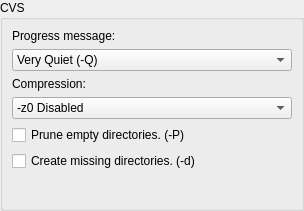
Before: the Qt Designer form plugins/cvsplugin/ui/customize.ui in phoenix741/xinx, drawn with Qt 5.
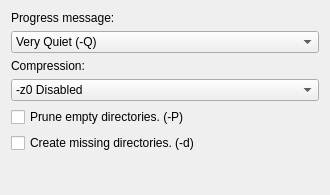
After: the same form once the commit is applied.

```diff
--- a/plugins/cvsplugin/ui/customize.ui
+++ b/plugins/cvsplugin/ui/customize.ui
@@ -1,39 +1,21 @@
 <ui version="4.0" >
  <class>CustomizePlugin</class>
- <widget class="QWidget" name="CustomizePlugin" >
-  <property name="geometry" >
+ <widget class="QWidget" name="CustomizePlugin">
+  <property name="geometry">
    <rect>
     <x>0</x>
     <y>0</y>
-    <width>304</width>
-    <height>211</height>
+    <width>330</width>
+    <height>195</height>
    </rect>
   </property>
   <property name="windowTitle" >
    <string>Customization of CVS Plugin</string>
   </property>
-  <layout class="QGridLayout" >
-   <property name="leftMargin" >
-    <number>0</number>
-   </property>
-   <property name="topMargin" >
-    <number>0</number>
-   </property>
-   <property name="rightMargin" >
-    <number>0</number>
-   </property>
-   <property name="bottomMargin" >
-    <number>0</number>
-   </property>
-   <item row="0" column="0" >
-    <widget class="QGroupBox" name="groupBox_3" >
-     <property name="title" >
-      <string>CVS</string>
-     </property>
-     <layout class="QVBoxLayout" >
+  <layout class="QVBoxLayout" name="verticalLayout">
       <item>
-       <widget class="QLabel" name="label_8" >
-        <property name="text" >
+    <widget class="QLabel" name="label_8">
+     <property name="text">
          <string>Progress message: </string>
         </property>
         <property name="buddy" >
@@ -42,7 +24,7 @@
        </widget>
       </item>
       <item>
-       <widget class="QComboBox" name="m_cvsVerboseComboBox" >
+    <widget class="QComboBox" name="m_cvsVerboseComboBox">
         <item>
          <property name="text" >
           <string>Very Quiet (-Q)</string>
@@ -61,8 +43,8 @@
        </widget>
       </item>
       <item>
-       <widget class="QLabel" name="label_9" >
-        <property name="text" >
+    <widget class="QLabel" name="label_9">
+     <property name="text">
          <string>Compression:</string>
         </property>
         <property name="buddy" >
@@ -71,7 +53,7 @@
        </widget>
       </item>
       <item>
-       <widget class="QComboBox" name="m_cvsCompressionComboBox" >
+    <widget class="QComboBox" name="m_cvsCompressionComboBox">
         <item>
          <property name="text" >
           <string>-z0 Disabled </string>
@@ -125,15 +107,15 @@
        </widget>
       </item>
       <item>
-       <widget class="QCheckBox" name="m_cvsPruneCheckBox" >
-        <property name="text" >
+    <widget class="QCheckBox" name="m_cvsPruneCheckBox">
+     <property name="text">
          <string>Prune empty directories. (-P)</string>
         </property>
        </widget>
       </item>
       <item>
-       <widget class="QCheckBox" name="m_cvsCreateDirCheckBox" >
-        <property name="text" >
+    <widget class="QCheckBox" name="m_cvsCreateDirCheckBox">
+     <property name="text">
          <string>Create missing directories. (-d)</string>
         </property>
        </widget>
@@ -150,9 +132,6 @@
          </size>
         </property>
        </spacer>
-      </item>
-     </layout>
-    </widget>
    </item>
   </layout>
  </widget>
```
Left out of the diff: 39 changed lines with no effect on the pictures. Lines whose indentation alone changed are shown as unchanged.
